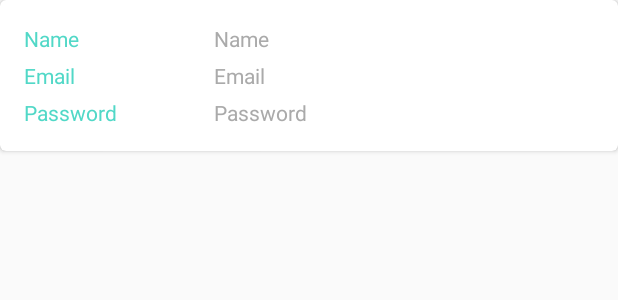
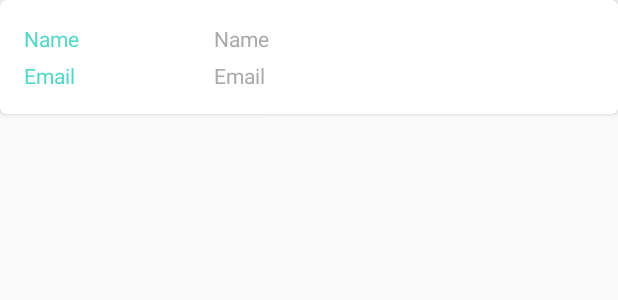
Before and after one commit to isophel/CovidInfo, an Android app: the layout item_user_recycler.xml on its own in the app's theme, with its tools: preview values and no code run, on a phone screen of 412 x 824 dp. Shown: the top 300 px of the screen. Run offline under Robolectric (Android 15) with nearby library versions, the phone set to English and light mode, and no system bars.

Commit message:
Changed stuff

```diff
--- a/app/src/main/AndroidManifest.xml
+++ b/app/src/main/AndroidManifest.xml
@@ -1,10 +1,12 @@
 <?xml version="1.0" encoding="utf-8"?>
 <manifest xmlns:android="http://schemas.android.com/apk/res/android"
+    xmlns:tools="http://schemas.android.com/tools"
     package="com.example.CovidInfo">
 
     <application
         android:allowBackup="true"
-        android:icon="@mipmap/ic_launcher"
+        android:value="28.0.0"
+        android:icon="@drawable/logo"
         android:label="@string/app_name"
         android:supportsRtl="true"
         android:theme="@style/AppTheme">
--- a/app/src/main/java/com/example/CovidInfo/activities/UsersListActivity.java
+++ b/app/src/main/java/com/example/CovidInfo/activities/UsersListActivity.java
@@ -23,7 +23,7 @@ import java.util.List;
 
 public class UsersListActivity extends AppCompatActivity {
 
-    private AppCompatActivity activity = UsersListActivity.this;
+    private final AppCompatActivity activity = UsersListActivity.this;
     private AppCompatTextView textViewName;
     private RecyclerView recyclerViewUsers;
     private List<User> listUsers;
@@ -44,8 +44,8 @@ public class UsersListActivity extends AppCompatActivity {
      * This method is to initialize views
      */
     private void initViews() {
-        textViewName = (AppCompatTextView) findViewById(R.id.textViewName);
-        recyclerViewUsers = (RecyclerView) findViewById(R.id.recyclerViewUsers);
+        textViewName = findViewById(R.id.textViewName);
+        recyclerViewUsers = findViewById(R.id.recyclerViewUsers);
     }
 
     /**
--- a/app/src/main/java/com/example/CovidInfo/helpers/InputValidation.java
+++ b/app/src/main/java/com/example/CovidInfo/helpers/InputValidation.java
@@ -12,7 +12,7 @@ import android.view.inputmethod.InputMethodManager;
  * Created by lalit on 9/13/2016.
  */
 public class InputValidation {
-    private Context context;
+    private final Context context;
 
     /**
      * constructor
--- a/app/src/main/res/layout/activity_users_list.xml
+++ b/app/src/main/res/layout/activity_users_list.xml
@@ -7,11 +7,12 @@
     <android.support.v7.widget.LinearLayoutCompat
         android:layout_width="match_parent"
         android:layout_height="150dp"
-        android:background="@color/colorPrimary"
         android:gravity="center"
+        android:background="@drawable/backg"
         android:orientation="vertical">
 
         <android.support.v7.widget.AppCompatTextView
+            android:paddingTop="40dp"
             android:layout_width="wrap_content"
             android:layout_height="wrap_content"
             android:text="@string/text_title"
--- a/app/src/main/res/layout/item_user_recycler.xml
+++ b/app/src/main/res/layout/item_user_recycler.xml
@@ -55,27 +55,7 @@
                 android:textColor="@android:color/darker_gray" />
         </LinearLayout>
 
-        <LinearLayout
-            android:layout_width="match_parent"
-            android:layout_height="wrap_content"
-            android:layout_marginTop="5dp"
-            android:orientation="horizontal">
 
-            <android.support.v7.widget.AppCompatTextView
-                android:layout_width="match_parent"
-                android:layout_height="wrap_content"
-                android:layout_weight="2"
-                android:text="@string/hint_password"
-                android:textColor="@color/colorTextHint" />
-
-            <android.support.v7.widget.AppCompatTextView
-                android:id="@+id/textViewPassword"
-                android:layout_width="match_parent"
-                android:layout_height="wrap_content"
-                android:layout_weight="1"
-                android:text="@string/hint_password"
-                android:textColor="@android:color/darker_gray" />
-        </LinearLayout>
 
     </LinearLayout>
 
```
Also changed, not shown: app/build.gradle (+12 -5 lines), app/src/main/java/com/example/CovidInfo/activities/LoginActivity.java (+7 -7 lines), app/src/main/java/com/example/CovidInfo/activities/MainActivity.java (+22 -22 lines), app/src/main/java/com/example/CovidInfo/activities/RegisterActivity.java (+11 -11 lines), app/src/main/java/com/example/CovidInfo/adapters/UsersRecyclerAdapter.java (+4 -4 lines), app/src/main/java/com/example/CovidInfo/sql/DatabaseHelper.java (+4 -12 lines), app/src/main/res/drawable/backg.png (added).
